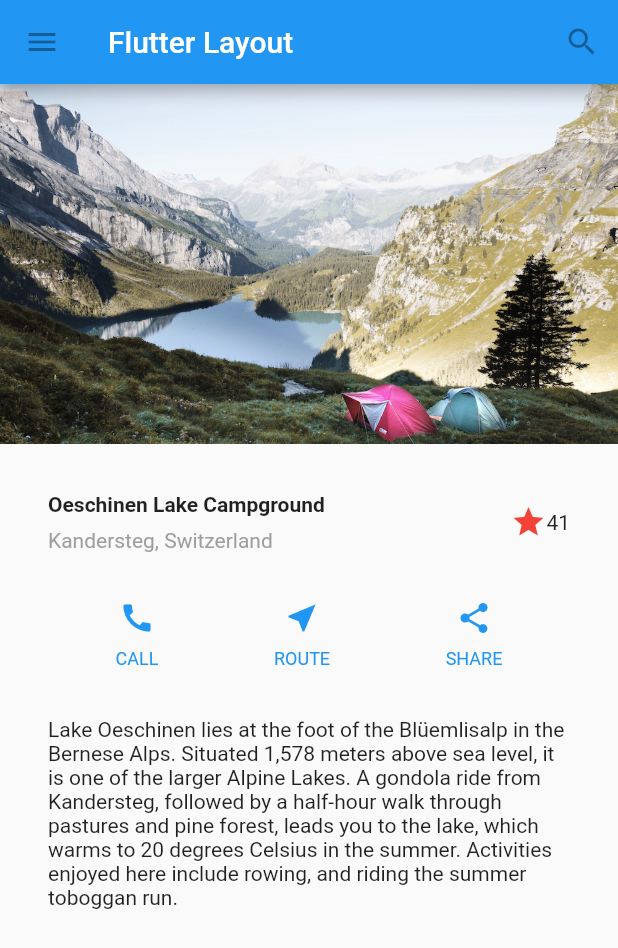
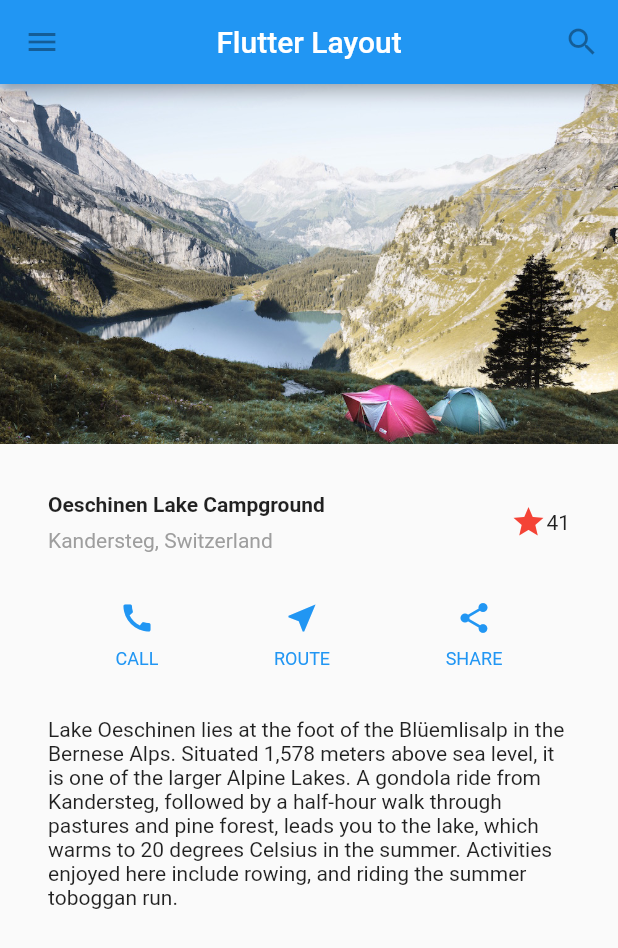
Before and after one commit to nvrr/Flutter.Doc, a Flutter app: the screen it shows after launch, on a phone screen of 412 x 824 dp. Shown: the top 948 px of the screen. Run offline on Flutter 3.47's test engine with Material 2 defaults, Android fonts, the phone set to English and light mode, and no system bars.

Commit message:
Flutter Layout-2

```diff
--- a/lib/main.dart
+++ b/lib/main.dart
@@ -4,7 +4,7 @@ import 'package:flutter/material.dart';
 // import 'package:flutter/rendering.dart' show debugPaintSizeEnabled;
 
 void main() {
- // debugPaintSizeEnabled = false; // Set to true for visual layout
+ // debugPaintSizeEnabled = true; // Set to true for visual layout
   runApp(MyApp());
 }
 
@@ -37,7 +37,7 @@ class MyApp extends StatelessWidget {
           tooltip: 'Navigation menu',
           onPressed: null,
         ),
-          title: Text('Flutter Layout'),
+          title: Text('Flutter Layout'), centerTitle: true,
           actions: <Widget>[
           IconButton(
             icon: Icon(Icons.search),
```
